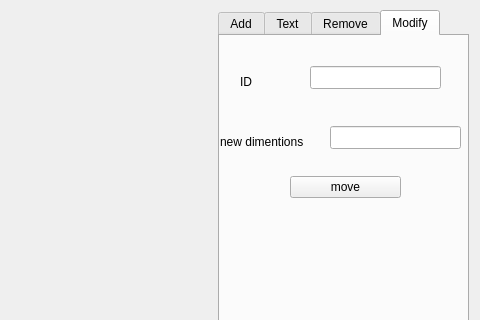
Old version of the form mainwindow.ui in the repository mark24680617/CS1C-2DGraph; both pictures show x 1002 to 1482 and y 0 to 320 of the 1482 by 642 pixel window.
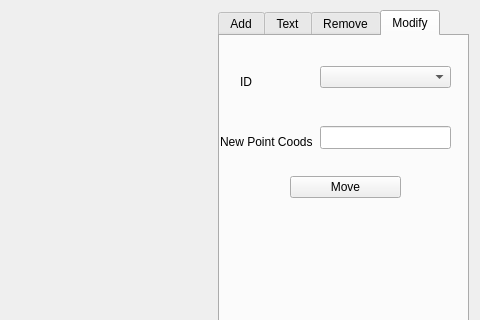
New version of the form. The open tabs and pages were chosen to show the change. Icons and pictures are not drawn.

Commit message:
Add move functionality
Added moving functionality for every shape except Ellipse. Haven't yet added documentation.

The edit to the form file:
```diff
--- a/mainwindow.ui
+++ b/mainwindow.ui
@@ -712,7 +712,7 @@
        </rect>
       </property>
       <property name="text">
-       <string>move</string>
+       <string>Move</string>
       </property>
      </widget>
      <widget class="QLabel" name="label_25">
@@ -728,16 +728,6 @@
        <string>ID</string>
       </property>
      </widget>
-     <widget class="QLineEdit" name="lineEdit_20">
-      <property name="geometry">
-       <rect>
-        <x>90</x>
-        <y>30</y>
-        <width>131</width>
-        <height>23</height>
-       </rect>
-      </property>
-     </widget>
      <widget class="QLabel" name="label_26">
       <property name="geometry">
        <rect>
@@ -748,19 +738,29 @@
        </rect>
       </property>
       <property name="text">
-       <string>new dimentions</string>
+       <string>New Point Coods</string>
       </property>
      </widget>
      <widget class="QLineEdit" name="lineEdit_21">
       <property name="geometry">
        <rect>
-        <x>110</x>
+        <x>100</x>
         <y>90</y>
         <width>131</width>
         <height>23</height>
        </rect>
       </property>
      </widget>
+     <widget class="QComboBox" name="comboBox_move">
+      <property name="geometry">
+       <rect>
+        <x>100</x>
+        <y>30</y>
+        <width>131</width>
+        <height>22</height>
+       </rect>
+      </property>
+     </widget>
     </widget>
    </widget>
    <widget class="QPushButton" name="save_button">
```
Left out of the diff: 6 changed lines with no effect on the pictures. The commit also changes 13 other files.
